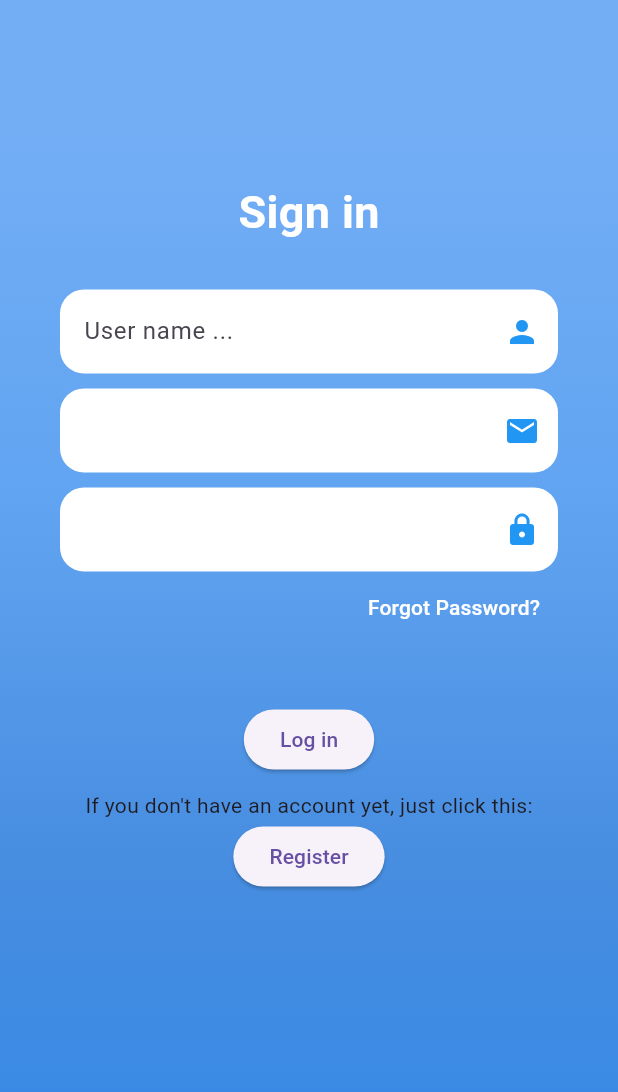
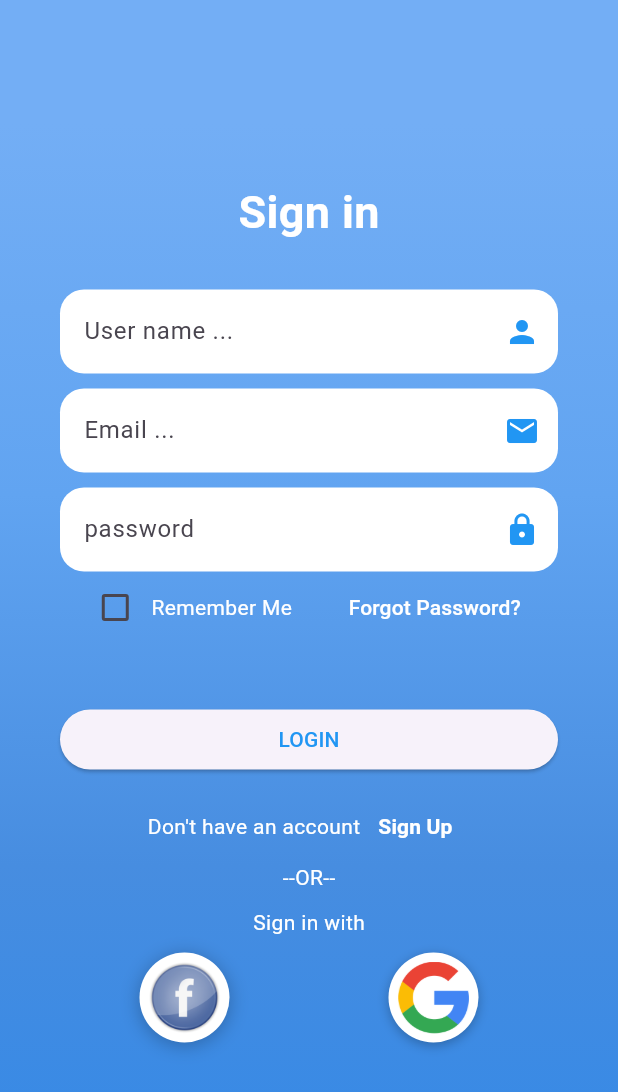
Before and after one commit to Ater-tech/flowerShop, a Flutter app: the screen it shows after launch, on a phone screen of 412 x 824 dp. Shown: the top 1092 px of the screen. Run offline on Flutter 3.47's test engine with Material 3 defaults, Android fonts, the phone set to English and light mode, and no system bars; our stand-ins replace cached_network_image, dio, flutter_dotenv, flutter_riverpod, image_picker; Roboto replaces fonts that are missing (OpenSams).

Commit message:
21.06.2026

```diff
--- a/mobile/lib/screens/home_screen/register/log_in_page.dart
+++ b/mobile/lib/screens/home_screen/register/log_in_page.dart
@@ -14,6 +14,7 @@ class _LogInState extends State<LogInPage> {
   final username = TextEditingController();
   final email = TextEditingController();
   final password = TextEditingController();
+  bool rememberMe = false;
   @override
   Widget build(BuildContext context) {
     return Scaffold(
@@ -60,28 +61,78 @@ class _LogInState extends State<LogInPage> {
 
                 //password
                 passwordMethod(),
-                Container(
-                  alignment: Alignment.bottomRight,
-                  child: TextButton(
-                    onPressed: () {},
-                    child: Text(
-                      "Forgot Password?",
-                      style: TextStyle(color: Colors.white),
+                forgotPassword(),
+
+                SizedBox(height: 40),
+                logIn(context),
+                SizedBox(height: 10),
+                withEmailSignIn(context),
+                Column(
+                  mainAxisAlignment: MainAxisAlignment.spaceAround,
+                  children: [
+                    Text("--OR--", style: TextStyle(color: Colors.white)),
+                    SizedBox(height: 10),
+                    Text("Sign in with", style: TextStyle(color: Colors.white)),
+                    SizedBox(height: 10),
+                    Row(
+                      mainAxisAlignment: MainAxisAlignment.spaceAround,
+                      children: [
+                        InkWell(
+                          onTap: () {},
+                          child: Container(
+                            padding: EdgeInsets.all(6),
+                            height: 60,
+                            width: 60,
+                            decoration: BoxDecoration(
+                              color: Colors.white,
+                              shape: BoxShape.circle,
+                              boxShadow: [
+                                BoxShadow(
+                                  color: Colors.black26,
+                                  offset: Offset(0, 2),
+                                  blurRadius: 10,
+                                ),
+                              ],
+
+                              // image: DecorationImage(
+                              //   image: AssetImage("assets/brands/facebook.png"),
+                              //   // fit: BoxFit.cover,
+                              // ),
+                            ),
+                            child: ClipRRect(
+                              child: Image.asset("assets/brands/facebook.png"),
+                            ),
+                          ),
+                        ),
+                        InkWell(
+                          onTap: () {},
+                          child: Container(
+                            padding: EdgeInsets.all(6),
+                            height: 60,
+                            width: 60,
+                            decoration: BoxDecoration(
+                              color: Colors.white,
+                              shape: BoxShape.circle,
+                              boxShadow: [
+                                BoxShadow(
+                                  color: Colors.black26,
+                                  offset: Offset(0, 2),
+                                  blurRadius: 6,
+                                ),
+                              ],
+                              // image: DecorationImage(
+                              //   image: AssetImage("assets/brands/google.png"),
+                              //   fit: BoxFit.cover,
+                              // ),
+                            ),
+                            child: ClipRRect(
+                              child: Image.asset("assets/brands/google.png"),
+                            ),
+                          ),
+                        ),
+                      ],
                     ),
-                  ),
-                ),
-                SizedBox(height: 40),
-                ElevatedButton(onPressed: () {}, child: Text("Log in")),
-                SizedBox(height: 10),
-                Text("If you don't have an account yet, just click this:"),
-                ElevatedButton(
-                  onPressed: () {
-                    Navigator.push(
-                      context,
-                      MaterialPageRoute(builder: (context) => CounterPage()),
-                    );
-                  },
-                  child: Text("Register"),
+                  ],
                 ),
               ],
             ),
@@ -91,12 +142,78 @@ class _LogInState extends State<LogInPage> {
     );
   }
 
+  Row withEmailSignIn(BuildContext context) {
+    return Row(
+      mainAxisAlignment: MainAxisAlignment.center,
+      children: [
+        Text("Don't have an account", style: TextStyle(color: Colors.white)),
+        TextButton(
+          onPressed: () {
+            Navigator.push(
+              context,
+              MaterialPageRoute(builder: (context) => CounterPage()),
+            );
+          },
+          child: Text(
+            "Sign Up",
+            style: TextStyle(color: Colors.white, fontWeight: FontWeight.bold),
+          ),
+        ),
+      ],
+    );
+  }
+
+  ElevatedButton logIn(BuildContext context) {
+    return ElevatedButton(
+      onPressed: () {},
+      child: SizedBox(
+        width: MediaQuery.sizeOf(context).width,
+        child: Text(
+          "LOGIN",
+          style: TextStyle(color: Colors.blue),
+          textAlign: TextAlign.center,
+        ),
+      ),
+    );
+  }
+
+  Row forgotPassword() {
+    return Row(
+      mainAxisAlignment: MainAxisAlignment.spaceAround,
+      children: [
+        Row(
+          mainAxisAlignment: MainAxisAlignment.start,
+          children: [
+            Checkbox(
+              value: rememberMe,
+              activeColor: Colors.white,
+              onChanged: (val) {
+                setState(() {
+                  rememberMe = val!;
+                });
+              },
+            ),
+            Text("Remember Me", style: TextStyle(color: Colors.white)),
+          ],
+        ),
+        TextButton(
+          onPressed: () {},
+          child: Text(
+            "Forgot Password?",
+            style: TextStyle(color: Colors.white),
+          ),
+        ),
+      ],
+    );
+  }
+
   TextFormField passwordMethod() {
     return TextFormField(
       controller: password,
       keyboardType: TextInputType.visiblePassword,
       obscureText: true,
       decoration: InputDecoration(
+        hintText: "password",
         suffixIcon: Icon(Icons.lock, color: Colors.blue),
         filled: true,
         fillColor: Colors.white,
@@ -118,6 +235,7 @@ class _LogInState extends State<LogInPage> {
       controller: email,
       keyboardType: TextInputType.emailAddress,
       decoration: InputDecoration(
+        hintText: "Email ...",
         suffixIcon: Icon(Icons.email, color: Colors.blue),
         filled: true,
         fillColor: Colors.white,
--- a/mobile/pubspec.yaml
+++ b/mobile/pubspec.yaml
@@ -69,6 +69,8 @@ flutter:
   assets:
     - assets/photos/appbar.png
     - assets/photos/no_image.jpg
+    - assets/brands/facebook.png
+    - assets/brands/google.png
     - .env
   #   - images/a_dot_ham.jpeg
 
```
Also changed, not shown: mobile/assets/brands/facebook.png (added), mobile/assets/brands/google.png (added).
